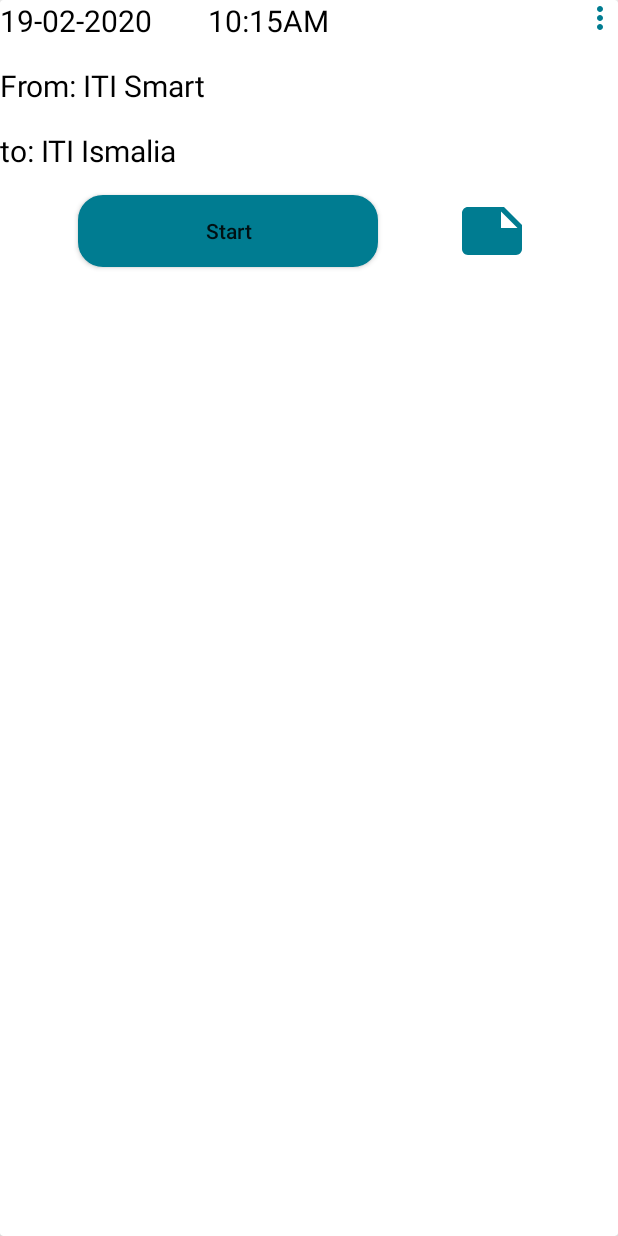
After one commit to ahmedmuhammedpro/TripReminder, an Android app: the layout upcoming_trip_item.xml on its own in the app's theme, with its tools: preview values and no code run, on a phone screen of 412 x 824 dp. The commit adds this screen. Run offline under Robolectric (Android 15) with nearby library versions, the phone set to English and light mode, and no system bars.

```diff
--- a/app/build.gradle
+++ b/app/build.gradle
@@ -30,12 +30,15 @@ dependencies {
     implementation 'androidx.appcompat:appcompat:1.1.0'
     implementation 'androidx.constraintlayout:constraintlayout:1.1.3'
     implementation 'androidx.legacy:legacy-support-v4:1.0.0'
+    implementation 'androidx.recyclerview:recyclerview:1.1.0'
+    implementation 'androidx.cardview:cardview:1.0.0'
+    implementation 'com.google.android.material:material:1.1.0'
     implementation 'com.google.android.gms:play-services-maps:17.0.0'
     testImplementation 'junit:junit:4.12'
     androidTestImplementation 'androidx.test.ext:junit:1.1.1'
     androidTestImplementation 'androidx.test.espresso:espresso-core:3.2.0'
     //ghadeer start
     implementation 'com.etebarian:meow-bottom-navigation-java:1.2.0'
-   // implementation "org.jetbrains.kotlin:kotlin-stdlib-jdk7:1.3.61"
+    // implementation "org.jetbrains.kotlin:kotlin-stdlib-jdk7:1.3.61"
     //ghadeer end
 }
--- a/app/src/main/java/com/example/tripreminder/view/activities/MainActivity.java
+++ b/app/src/main/java/com/example/tripreminder/view/activities/MainActivity.java
@@ -6,6 +6,7 @@ import android.os.Bundle;
 import android.widget.Toast;
 
 import com.etebarian.meowbottomnavigation.MeowBottomNavigation;
+import com.example.tripreminder.R;
 import com.example.tripreminder.view.fragments.MainFragment;
 
 public class MainActivity extends AppCompatActivity {
--- /dev/null
+++ b/app/src/main/java/com/example/tripreminder/view/adapters/MainAdapter.java
@@ -0,0 +1,4 @@
+package com.example.tripreminder.view.adapters;
+
+public class MainAdapter {
+}
--- /dev/null
+++ b/app/src/main/res/drawable/button_background.xml
@@ -0,0 +1,8 @@
+<?xml version="1.0" encoding="utf-8"?>
+<shape xmlns:android="http://schemas.android.com/apk/res/android" android:shape="rectangle">
+
+    <stroke android:width="1dp" android:color="@color/colorPrimary" />
+    <corners android:radius="@dimen/padding_16dp" />
+    <solid android:color="@color/colorPrimary" />
+
+</shape>
--- /dev/null
+++ b/app/src/main/res/drawable/ic_more_vert.xml
@@ -0,0 +1,9 @@
+<vector xmlns:android="http://schemas.android.com/apk/res/android"
+        android:width="24dp"
+        android:height="24dp"
+        android:viewportWidth="24.0"
+        android:viewportHeight="24.0">
+    <path
+        android:fillColor="@color/colorPrimary"
+        android:pathData="M12,8c1.1,0 2,-0.9 2,-2s-0.9,-2 -2,-2 -2,0.9 -2,2 0.9,2 2,2zM12,10c-1.1,0 -2,0.9 -2,2s0.9,2 2,2 2,-0.9 2,-2 -0.9,-2 -2,-2zM12,16c-1.1,0 -2,0.9 -2,2s0.9,2 2,2 2,-0.9 2,-2 -0.9,-2 -2,-2z"/>
+</vector>
--- /dev/null
+++ b/app/src/main/res/drawable/ic_note.xml
@@ -0,0 +1,9 @@
+<vector xmlns:android="http://schemas.android.com/apk/res/android"
+        android:width="48dp"
+        android:height="48dp"
+        android:viewportWidth="24.0"
+        android:viewportHeight="24.0">
+    <path
+        android:fillColor="@color/colorPrimary"
+        android:pathData="M22,10l-6,-6L4,4c-1.1,0 -2,0.9 -2,2v12.01c0,1.1 0.9,1.99 2,1.99l16,-0.01c1.1,0 2,-0.89 2,-1.99v-8zM15,5.5l5.5,5.5L15,11L15,5.5z"/>
+</vector>
--- /dev/null
+++ b/app/src/main/res/layout/upcoming_trip_item.xml
@@ -0,0 +1,78 @@
+<?xml version="1.0" encoding="utf-8"?>
+<androidx.cardview.widget.CardView xmlns:android="http://schemas.android.com/apk/res/android"
+    xmlns:app="http://schemas.android.com/apk/res-auto"
+    xmlns:tools="http://schemas.android.com/tools"
+    android:layout_width="match_parent"
+    android:layout_height="match_parent"
+    android:padding="@dimen/padding_16dp">
+
+    <androidx.constraintlayout.widget.ConstraintLayout
+        android:layout_width="match_parent"
+        android:layout_height="match_parent">
+
+        <TextView
+            android:id="@+id/trip_date"
+            android:layout_width="wrap_content"
+            android:layout_height="wrap_content"
+            android:textColor="@android:color/black"
+            android:textSize="20sp"
+            app:layout_constraintStart_toStartOf="parent"
+            android:paddingBottom="@dimen/padding_16dp"
+            app:layout_constraintTop_toTopOf="parent"
+            tools:text="19-02-2020        10:15AM" />
+
+        <ImageView
+            android:id="@+id/trip_options"
+            android:layout_width="wrap_content"
+            android:layout_height="wrap_content"
+            app:srcCompat="@drawable/ic_more_vert"
+            app:layout_constraintTop_toTopOf="parent"
+            app:layout_constraintEnd_toEndOf="parent"/>
+
+        <TextView
+            android:id="@+id/trip_start_location"
+            android:layout_width="wrap_content"
+            android:layout_height="wrap_content"
+            android:textColor="@android:color/black"
+            android:paddingBottom="@dimen/padding_16dp"
+            android:textSize="20sp"
+            app:layout_constraintStart_toStartOf="parent"
+            app:layout_constraintTop_toBottomOf="@id/trip_date"
+            tools:text="From: ITI Smart" />
+
+        <TextView
+            android:id="@+id/trip_end_location"
+            android:layout_width="wrap_content"
+            android:layout_height="wrap_content"
+            android:textColor="@android:color/black"
+            android:paddingBottom="@dimen/padding_16dp"
+            android:textSize="20sp"
+            app:layout_constraintStart_toStartOf="parent"
+            app:layout_constraintTop_toBottomOf="@id/trip_start_location"
+            tools:text="to: ITI Ismalia" />
+
+        <Button
+            android:id="@+id/start_trip_button"
+            android:layout_width="200dp"
+            android:layout_height="wrap_content"
+            android:layout_marginStart="52dp"
+            android:layout_marginLeft="52dp"
+            android:background="@drawable/button_background"
+            android:text="Start"
+            android:textAllCaps="false"
+            app:layout_constraintStart_toStartOf="parent"
+            app:layout_constraintTop_toBottomOf="@id/trip_end_location" />
+
+        <ImageView
+            android:id="@+id/trip_notes"
+            android:layout_width="wrap_content"
+            android:layout_height="wrap_content"
+            android:layout_marginStart="52dp"
+            android:layout_marginLeft="52dp"
+            app:layout_constraintStart_toEndOf="@id/start_trip_button"
+            app:layout_constraintTop_toBottomOf="@id/trip_end_location"
+            app:srcCompat="@drawable/ic_note" />
+
+    </androidx.constraintlayout.widget.ConstraintLayout>
+
+</androidx.cardview.widget.CardView>
--- /dev/null
+++ b/app/src/main/res/menu/upcoming_trip_card_menu.xml
@@ -0,0 +1,4 @@
+<?xml version="1.0" encoding="utf-8"?>
+<menu xmlns:android="http://schemas.android.com/apk/res/android">
+
+</menu>
--- /dev/null
+++ b/app/src/main/res/values/dimens.xml
@@ -0,0 +1,5 @@
+<?xml version="1.0" encoding="utf-8"?>
+<resources>
+    <dimen name="padding_16dp">16dp</dimen>
+    <dimen name="padding_8dp">8dp</dimen>
+</resources>
```
Also changed, not shown: app/src/main/java/com/example/tripreminder/model/Trip.java (added, +88 -0 lines), app/src/main/java/com/example/tripreminder/model/TripLocation.java (added, +43 -0 lines), app/src/main/java/com/example/tripreminder/view/fragments/MainFragment.java (+4 -6 lines), app/src/main/java/com/example/tripreminder/view/fragments/TripBottomSheetDialog.java (added, +20 -0 lines), app/src/main/res/drawable/ic_cancel.xml (added, +9 -0 lines), app/src/main/res/drawable/ic_done.xml (added, +9 -0 lines), app/src/main/res/drawable/ic_edit.xml (added, +9 -0 lines), app/src/main/res/drawable/ic_rename.xml (added, +9 -0 lines), app/src/main/res/layout/bottom_sheet_dialog.xml (added, +72 -0 lines), app/src/main/res/layout/fragment_main.xml (+14 -2 lines).
